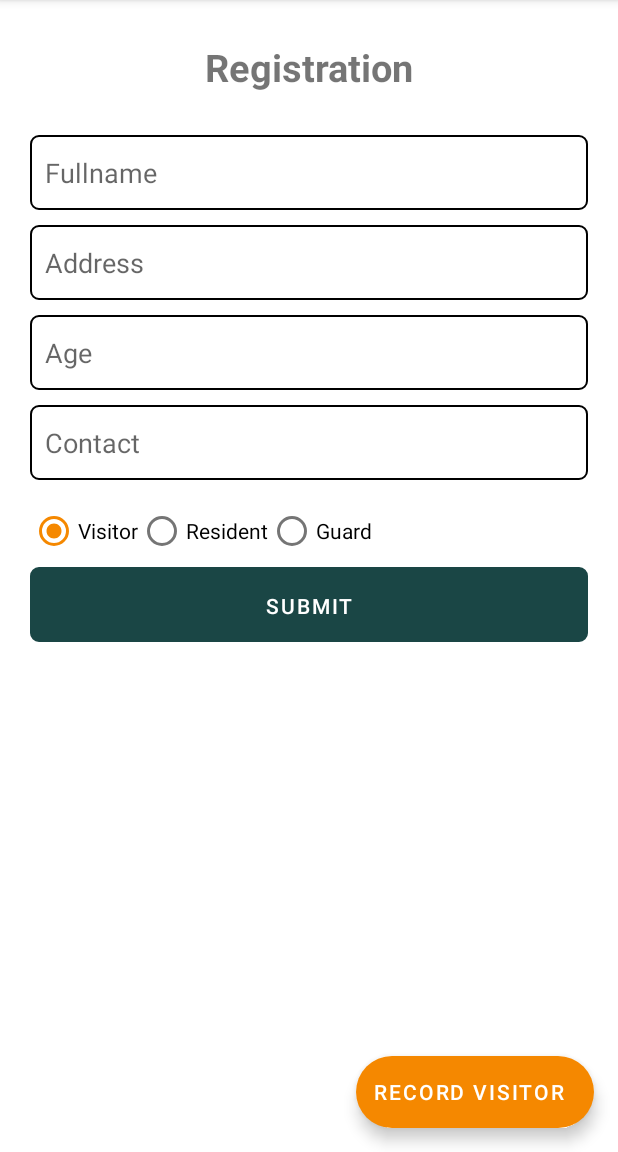
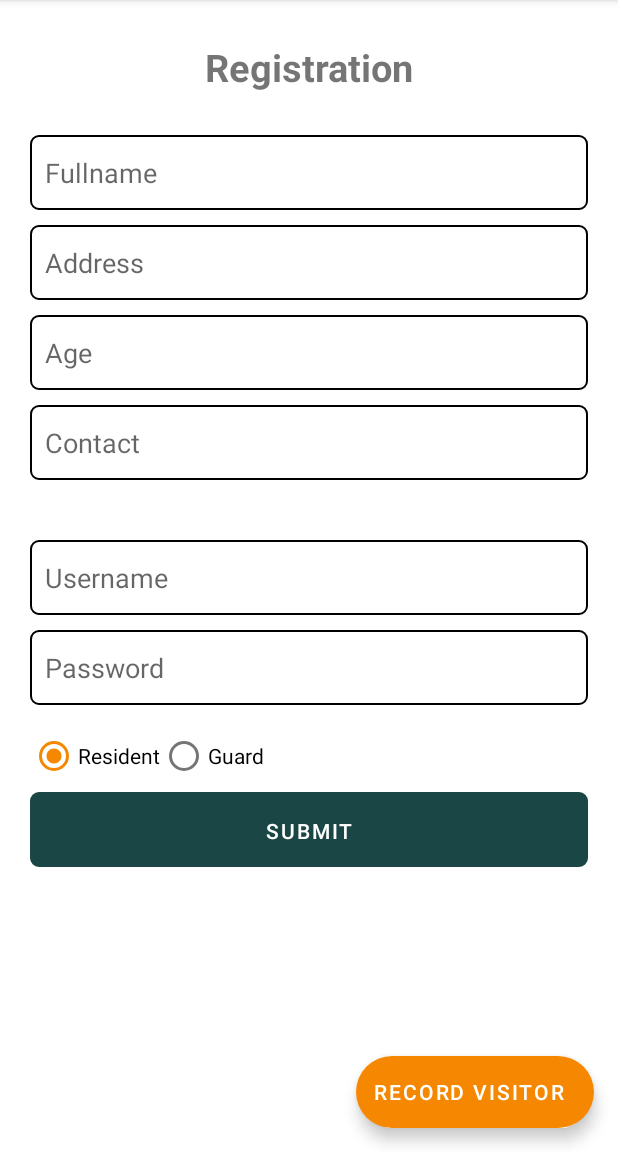
Before and after one commit to russelowens/manna_project, an Android app: the screen it shows after launch once a user with an empty profile is signed in (Home), in the side drawer, after a tap on "Resident Registration", on a phone screen of 412 x 824 dp, the part 84-1236 px from its top. Run offline under Robolectric (Android 15) with nearby library versions, the phone set to English and light mode, and no system bars; our stand-ins replace Firebase (no records; nobody signed in at launch, a user with empty details on screens opened directly); 2 statements that could not run were skipped.

```diff
--- a/app/src/main/java/com/example/mannaprototype/VisitorFragment.java
+++ b/app/src/main/java/com/example/mannaprototype/VisitorFragment.java
@@ -89,7 +89,7 @@ public class VisitorFragment extends Fragment {
                 holder.fullName.setText(model.getFullName()+" - "+model.getUserType());
                 holder.blockLot.setText(model.getBlockAndLot());
                 holder.contact.setText(model.getContact());
-                holder.datetime.setText(model.getDateTime());
+                holder.datetime.setText(model.getDateTime().toString());
                 holder.inout.setText(model.getInout());
                 Log.e("Recycler View", String.valueOf(position));
             }
--- a/app/src/main/res/layout/fragment_registration.xml
+++ b/app/src/main/res/layout/fragment_registration.xml
@@ -69,8 +69,7 @@
             android:layout_marginBottom="10dp"
             android:layout_marginTop="30dp"
             android:background="@drawable/borderandradius"
-            android:id="@+id/registerusername"
-            android:visibility="gone"/>
+            android:id="@+id/registerusername"/>
 
         <EditText
             android:layout_width="match_parent"
@@ -80,7 +79,6 @@
             android:layout_marginBottom="10dp"
             android:background="@drawable/borderandradius"
             android:id="@+id/registerpassword"
-            android:visibility="gone"
             android:inputType="textPassword"/>
 
         <LinearLayout
@@ -95,18 +93,18 @@
                 android:layout_width="wrap_content"
                 android:layout_height="wrap_content"
                 >
-                <RadioButton
-                    android:layout_width="wrap_content"
-                    android:layout_height="wrap_content"
-                    android:id="@+id/radiovisitor"
-                    android:text="Visitor"
-                    android:checked="true"
-                    />
+<!--                <RadioButton-->
+<!--                    android:layout_width="wrap_content"-->
+<!--                    android:layout_height="wrap_content"-->
+<!--                    android:id="@+id/radiovisitor"-->
+<!--                    android:text="Visitor"-->
+<!--                    />-->
                 <RadioButton
                     android:layout_width="wrap_content"
                     android:layout_height="wrap_content"
                     android:id="@+id/radioresident"
                     android:text="Resident"
+                    android:checked="true"
                     />
                 <RadioButton
                     android:layout_width="wrap_content"
```
Also changed, not shown: app/src/main/java/com/example/mannaprototype/RegistrationFragment.java (+21 -20 lines).
